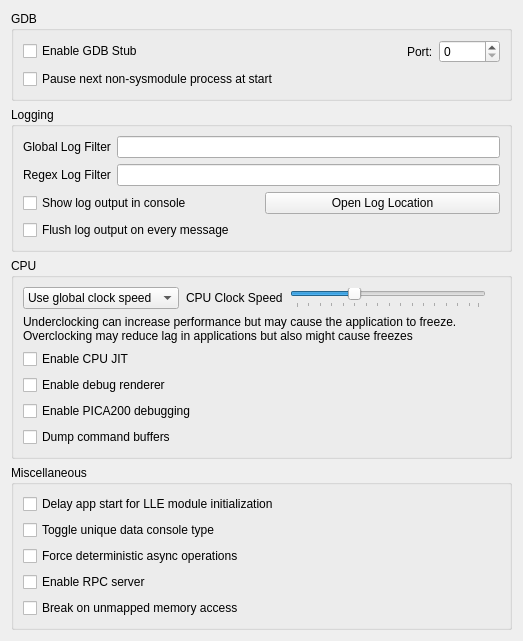
Old version of the form src/citra_qt/configuration/configure_debug.ui in the repository DevElderLost/AzaharTrigger-test.
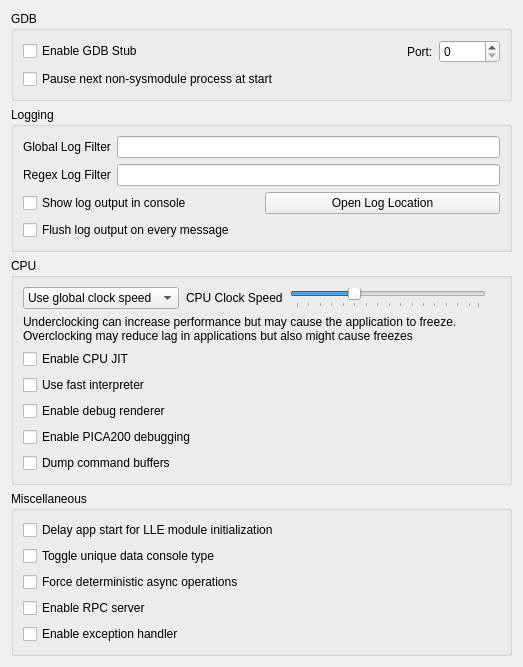
New version of the form.

Patch:
```diff
--- a/src/citra_qt/configuration/configure_debug.ui
+++ b/src/citra_qt/configuration/configure_debug.ui
@@ -244,20 +244,30 @@
        </widget>
       </item>
       <item row="4" column="0">
+       <widget class="QCheckBox" name="toggle_fastinterp">
+        <property name="toolTip">
+         <string>&lt;html&gt;&lt;head/&gt;&lt;body&gt;&lt;p&gt;When JIT is disabled, use the fast interpreter instead of the legacy interpreter&lt;/p&gt;&lt;/body&gt;&lt;/html&gt;</string>
+        </property>
+        <property name="text">
+         <string>Use fast interpreter</string>
+        </property>
+       </widget>
+      </item>
+      <item row="5" column="0">
        <widget class="QCheckBox" name="toggle_renderer_debug">
         <property name="text">
          <string>Enable debug renderer</string>
         </property>
        </widget>
       </item>
-       <item row="5" column="0">
+      <item row="6" column="0">
          <widget class="QCheckBox" name="toggle_pica_debugging">
            <property name="text">
              <string>Enable PICA200 debugging</string>
            </property>
          </widget>
        </item>
-      <item row="6" column="0">
+      <item row="7" column="0">
        <widget class="QCheckBox" name="toggle_dump_command_buffers">
         <property name="text">
          <string>Dump command buffers</string>
@@ -319,7 +329,7 @@
          <string>&lt;html&gt;&lt;head/&gt;&lt;body&gt;&lt;p&gt;Pauses emulation and shows an error message if an unmapped memory access is detected.&lt;/p&gt;&lt;/body&gt;&lt;/html&gt;</string>
         </property>
         <property name="text">
-         <string>Break on unmapped memory access</string>
+         <string>Enable exception handler</string>
         </property>
        </widget>
       </item>
```
Left out of the diff: 7 changed lines with no effect on the pictures. Lines whose indentation alone changed are shown as unchanged.
